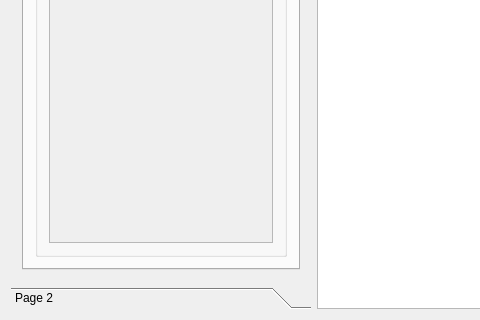
Above: mainwindow.ui from olavph/Classifier before the change; both pictures show x 0 to 480 and y 280 to 600 of the 800 by 600 pixel window. Below: the same form after it.
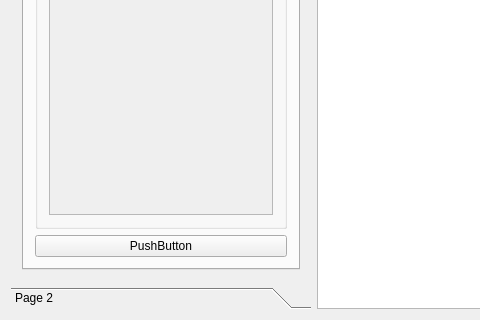
That is the form after the change.

```diff
--- a/mainwindow.ui
+++ b/mainwindow.ui
@@ -102,7 +102,7 @@
                     <x>0</x>
                     <y>0</y>
                     <width>236</width>
-                    <height>382</height>
+                    <height>353</height>
                    </rect>
                   </property>
                   <layout class="QVBoxLayout" name="verticalLayout_4">
@@ -179,6 +179,13 @@
               </layout>
              </widget>
             </item>
+            <item>
+             <widget class="QPushButton" name="pushButton">
+              <property name="text">
+               <string>PushButton</string>
+              </property>
+             </widget>
+            </item>
            </layout>
           </widget>
           <widget class="QWidget" name="tab">
```
Left out of the diff: 29 changed lines with no effect on the pictures.
